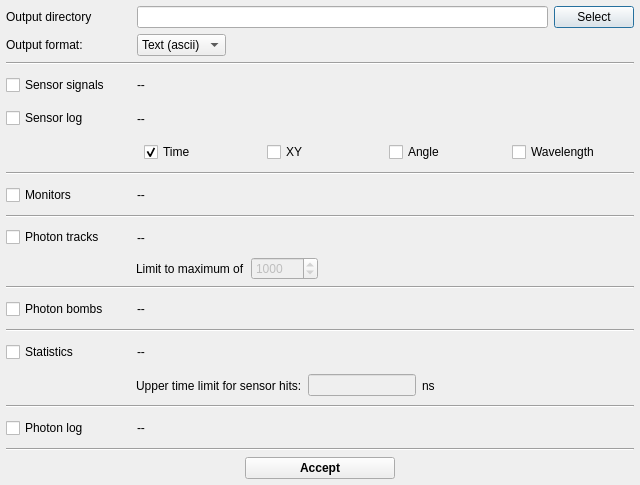
This is ants3bundle/src/ants3/gui/photsim/aphotonsimoutputdialog.ui in andrmor/ANTS3bundle as Qt 5 draws it before an edit. The edited form follows.
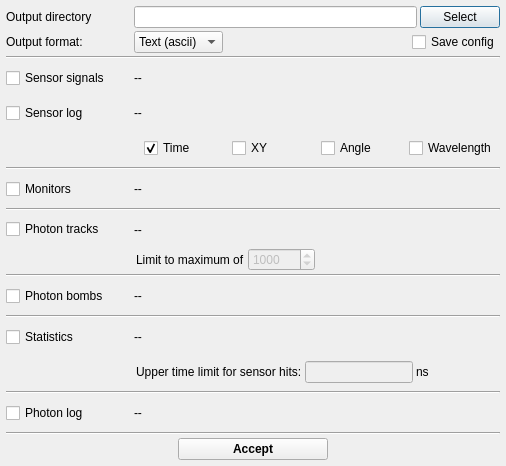
This is the edited form.

Commit message: Add auto-save config option for optical sim

What changed in the file:
```diff
--- a/ants3bundle/src/ants3/gui/photsim/aphotonsimoutputdialog.ui
+++ b/ants3bundle/src/ants3/gui/photsim/aphotonsimoutputdialog.ui
@@ -6,14 +6,17 @@
    <rect>
     <x>0</x>
     <y>0</y>
-    <width>640</width>
-    <height>485</height>
+    <width>506</width>
+    <height>466</height>
    </rect>
   </property>
   <property name="windowTitle">
    <string>Photon simulation output</string>
   </property>
   <layout class="QVBoxLayout" name="verticalLayout">
+   <property name="spacing">
+    <number>3</number>
+   </property>
    <property name="leftMargin">
     <number>6</number>
    </property>
@@ -104,6 +107,16 @@
        </property>
       </spacer>
      </item>
+     <item>
+      <widget class="QCheckBox" name="cbSaveConfig">
+       <property name="toolTip">
+        <string>The default file name is Config_OpticalSim.json</string>
+       </property>
+       <property name="text">
+        <string>Save config</string>
+       </property>
+      </widget>
+     </item>
     </layout>
    </item>
    <item>
```
Left out of the diff: 8 changed lines with no effect on the pictures. The commit also changes 7 other files.
